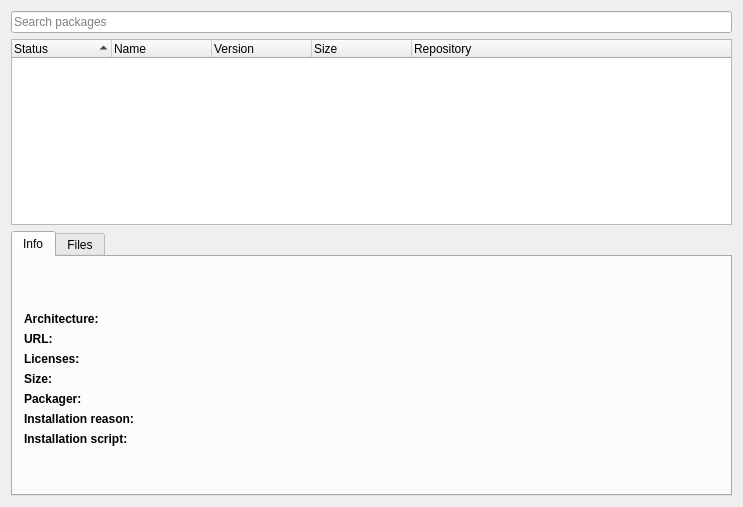
This is mainwindow.ui in Shatur/orson as Qt 5 draws it before an edit. The edited form follows.
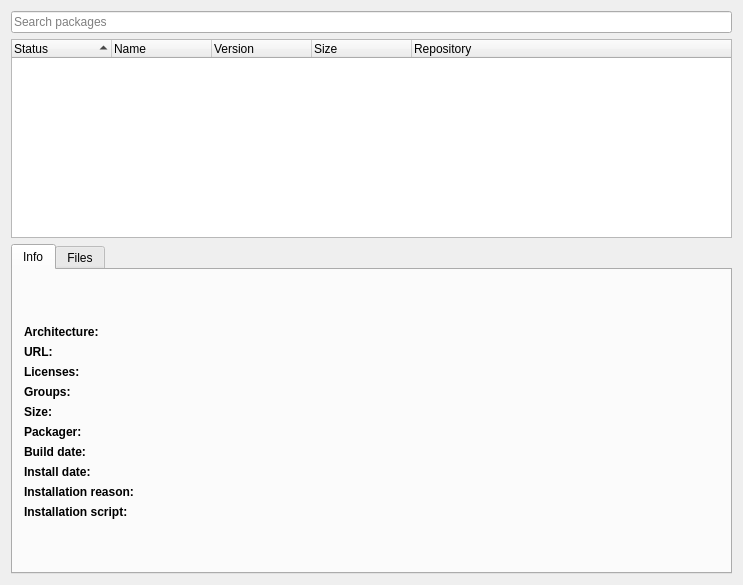
This is the edited form.

Commit message: Add dates and groups

```diff
--- a/mainwindow.ui
+++ b/mainwindow.ui
@@ -7,7 +7,7 @@
     <x>0</x>
     <y>0</y>
     <width>743</width>
-    <height>507</height>
+    <height>585</height>
    </rect>
   </property>
   <property name="windowTitle">
@@ -181,7 +181,7 @@
             </property>
            </widget>
           </item>
-          <item row="4" column="0">
+          <item row="5" column="0">
            <widget class="QLabel" name="sizeTitleLabel">
             <property name="styleSheet">
              <string notr="true">font-weight: bold;</string>
@@ -191,7 +191,7 @@
             </property>
            </widget>
           </item>
-          <item row="4" column="1">
+          <item row="5" column="1">
            <widget class="QLabel" name="sizeLabel">
             <property name="text">
              <string/>
@@ -199,6 +199,50 @@
            </widget>
           </item>
           <item row="6" column="0">
+           <widget class="QLabel" name="packagerTitleLabel">
+            <property name="styleSheet">
+             <string notr="true">font-weight: bold;</string>
+            </property>
+            <property name="text">
+             <string>Packager:</string>
+            </property>
+           </widget>
+          </item>
+          <item row="6" column="1">
+           <widget class="QLabel" name="packagerLabel">
+            <property name="text">
+             <string/>
+            </property>
+           </widget>
+          </item>
+          <item row="7" column="0">
+           <widget class="QLabel" name="buildDateTitleLabel">
+            <property name="styleSheet">
+             <string notr="true">font-weight: bold;</string>
+            </property>
+            <property name="text">
+             <string>Build date:</string>
+            </property>
+           </widget>
+          </item>
+          <item row="7" column="1">
+           <widget class="QLabel" name="buildDateLabel">
+            <property name="text">
+             <string/>
+            </property>
+           </widget>
+          </item>
+          <item row="8" column="0">
+           <widget class="QLabel" name="installDateTitleLabel">
+            <property name="styleSheet">
+             <string notr="true">font-weight: bold;</string>
+            </property>
+            <property name="text">
+             <string>Install date:</string>
+            </property>
+           </widget>
+          </item>
+          <item row="9" column="0">
            <widget class="QLabel" name="reasonTitleLabel">
             <property name="styleSheet">
              <string notr="true">font-weight: bold;</string>
@@ -208,14 +252,14 @@
             </property>
            </widget>
           </item>
-          <item row="6" column="1">
+          <item row="9" column="1">
            <widget class="QLabel" name="reasonLabel">
             <property name="text">
              <string/>
             </property>
            </widget>
           </item>
-          <item row="7" column="0">
+          <item row="10" column="0">
            <widget class="QLabel" name="scriptTitleLabel">
             <property name="styleSheet">
              <string notr="true">font-weight: bold;</string>
@@ -225,25 +269,32 @@
             </property>
            </widget>
           </item>
-          <item row="7" column="1">
+          <item row="10" column="1">
            <widget class="QLabel" name="scriptLabel">
             <property name="text">
              <string/>
             </property>
            </widget>
           </item>
-          <item row="5" column="0">
-           <widget class="QLabel" name="packagerTitleLabel">
+          <item row="8" column="1">
+           <widget class="QLabel" name="installDateLabel">
+            <property name="text">
+             <string/>
+            </property>
+           </widget>
+          </item>
+          <item row="4" column="0">
+           <widget class="QLabel" name="groupsTitlelabel">
             <property name="styleSheet">
              <string notr="true">font-weight: bold;</string>
             </property>
             <property name="text">
-             <string>Packager:</string>
+             <string>Groups:</string>
             </property>
            </widget>
           </item>
-          <item row="5" column="1">
-           <widget class="QLabel" name="packagerLabel">
+          <item row="4" column="1">
+           <widget class="QLabel" name="groupslabel">
             <property name="text">
              <string/>
             </property>
```
The commit also changes 3 other files.
